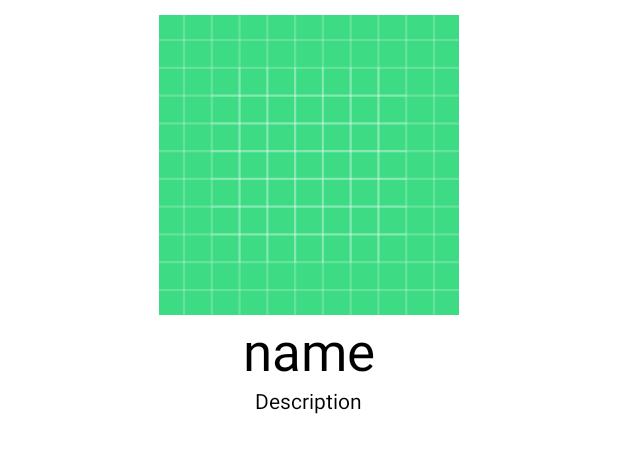
After one commit to Kapikowy1/FitnessApp, an Android app: the layout activity_teacher.xml on its own in the app's theme, with its tools: preview values and no code run, on a phone screen of 412 x 824 dp. The commit adds this screen. Shown: the top 453 px of the screen. Run offline under Robolectric (Android 15) with nearby library versions, the phone set to English and light mode, and no system bars.

Commit message:
dodanie activity oraz przekazanie do niego danych o imieniu,opisie i obrazu danego elementu.

```diff
--- a/TestProject/app/src/main/java/com/example/testproject/MainActivity.java
+++ b/TestProject/app/src/main/java/com/example/testproject/MainActivity.java
@@ -104,4 +104,6 @@ public class MainActivity extends AppCompatActivity { //klasa MainActivityJava r
         mainAdapter.startListening();
         recyclerView.setAdapter(mainAdapter);
     }
+
+
 }
--- /dev/null
+++ b/TestProject/app/src/main/res/layout/activity_teacher.xml
@@ -0,0 +1,34 @@
+<?xml version="1.0" encoding="utf-8"?>
+<androidx.appcompat.widget.LinearLayoutCompat xmlns:android="http://schemas.android.com/apk/res/android"
+    xmlns:app="http://schemas.android.com/apk/res-auto"
+    xmlns:tools="http://schemas.android.com/tools"
+    android:layout_width="match_parent"
+    android:layout_height="match_parent"
+    tools:context=".TeacherActivity"
+    android:orientation="vertical">
+
+    <ImageView
+        android:layout_marginTop="10dp"
+        android:id="@+id/TeacherImage"
+        android:layout_width="200dp"
+        android:layout_height="200dp"
+        app:srcCompat="@drawable/ic_launcher_background"
+        android:layout_gravity="center"/>
+
+    <TextView
+        android:id="@+id/TeacherName"
+        android:layout_width="wrap_content"
+        android:layout_height="wrap_content"
+        android:text="name"
+        android:textSize="35dp"
+        android:textColor="@color/black"
+        android:layout_gravity="center"/>
+
+    <TextView
+        android:textColor="@color/black"
+        android:id="@+id/TeacherDescription"
+        android:layout_width="wrap_content"
+        android:layout_height="wrap_content"
+        android:text="Description"
+        android:layout_gravity="center"/>
+</androidx.appcompat.widget.LinearLayoutCompat>
```
Also changed, not shown: TestProject/app/src/main/AndroidManifest.xml (+11 -1 lines), TestProject/app/src/main/java/com/example/testproject/MainAdapter.java (+62 -27 lines), TestProject/app/src/main/java/com/example/testproject/MainModel.java (+14 -3 lines), TestProject/app/src/main/java/com/example/testproject/TeacherActivity.java (added, +48 -0 lines), TestProject/app/src/main/res/layout/activity_main.xml (+6 -5 lines).
